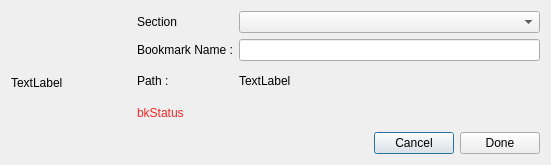
rahmanshaber/corebox, file app/bookmarks/bookmarkdialog.ui: the form before one commit.
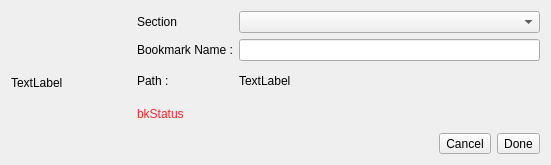
The form after the commit. Icons and pictures are not drawn.

```diff
--- a/app/bookmarks/bookmarkdialog.ui
+++ b/app/bookmarks/bookmarkdialog.ui
@@ -84,14 +84,14 @@
       </spacer>
      </item>
      <item>
-      <widget class="QPushButton" name="cancel">
+      <widget class="QToolButton" name="cancel">
        <property name="text">
         <string>Cancel</string>
        </property>
       </widget>
      </item>
      <item>
-      <widget class="QPushButton" name="done">
+      <widget class="QToolButton" name="done">
        <property name="text">
         <string>Done</string>
        </property>
```
Left out of the diff: 2 changed lines with no effect on the pictures.
